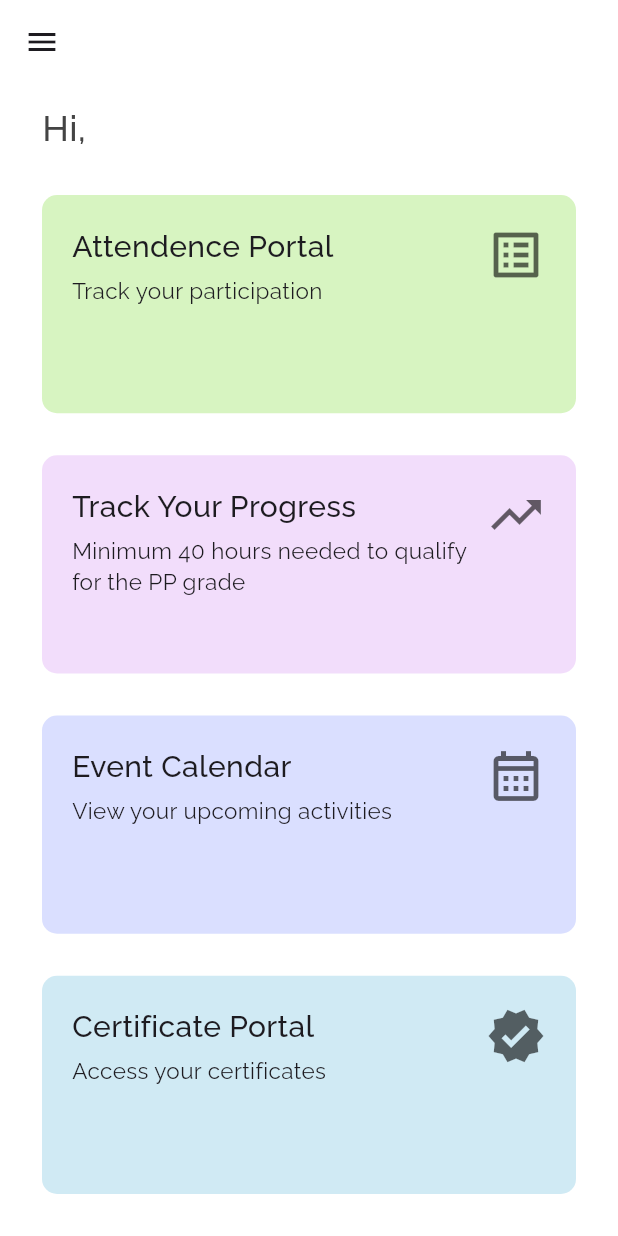
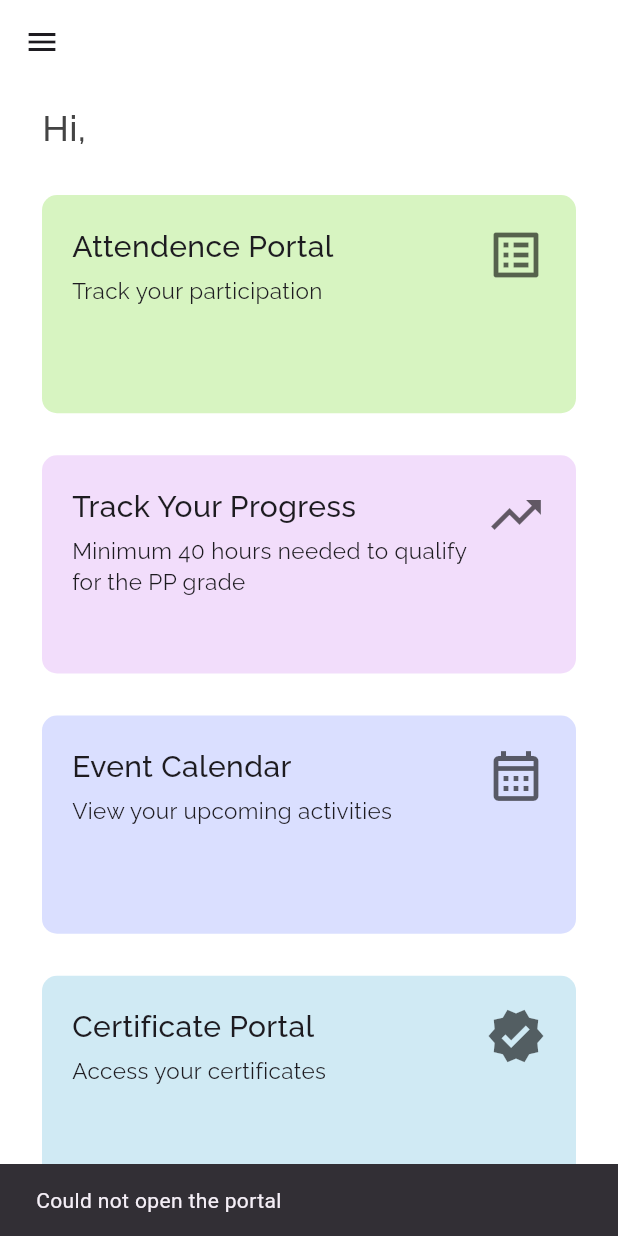
Before and after one commit to nssiitb/nss-app-frontend, a Flutter app: the Homevolunteer screen opened directly with empty values, after a tap on "Certificate Portal", on a phone screen of 412 x 824 dp. Run offline on Flutter 3.47's test engine with Material 3 defaults, Android fonts, the light colour scheme and no system bars; our stand-ins replace flutter_dotenv, flutter_secure_storage, geolocator, google_fonts, pdf, printing and 2 more; accounts and stored records are empty.

Commit message:
Certificate portal not opening in mobile resovled

```diff
--- a/lib/global/IPv4_address.dart
+++ b/lib/global/IPv4_address.dart
@@ -1,3 +1,3 @@
 import 'package:flutter_dotenv/flutter_dotenv.dart';
 
-String get baseURL => 'http://localhost:3000';
+String get baseURL => dotenv.env['BASE_URL'] ?? 'http://localhost:3000';
--- a/lib/widgets/HomeVolunteer.dart
+++ b/lib/widgets/HomeVolunteer.dart
@@ -97,8 +97,25 @@ class Homevolunteer extends StatelessWidget {
                                     final url = Uri.parse(
                                       "https://nss.gymkhana.iitb.ac.in/certificates/",
                                     );
-                                    if (await canLaunchUrl(url)) {
-                                      await launchUrl(url);
+                                    try {
+                                      if (await canLaunchUrl(url)) {
+                                        await launchUrl(
+                                          url,
+                                          mode: LaunchMode.externalApplication,
+                                        );
+                                      } else {
+                                        if (context.mounted) {
+                                          ScaffoldMessenger.of(context).showSnackBar(
+                                            const SnackBar(content: Text("Could not open the portal")),
+                                          );
+                                        }
+                                      }
+                                    } catch (e) {
+                                      if (context.mounted) {
+                                        ScaffoldMessenger.of(context).showSnackBar(
+                                          SnackBar(content: Text("Error: $e")),
+                                        );
+                                      }
                                     }
                                   },
                                 ),
```
Also changed, not shown: 2 other files.
